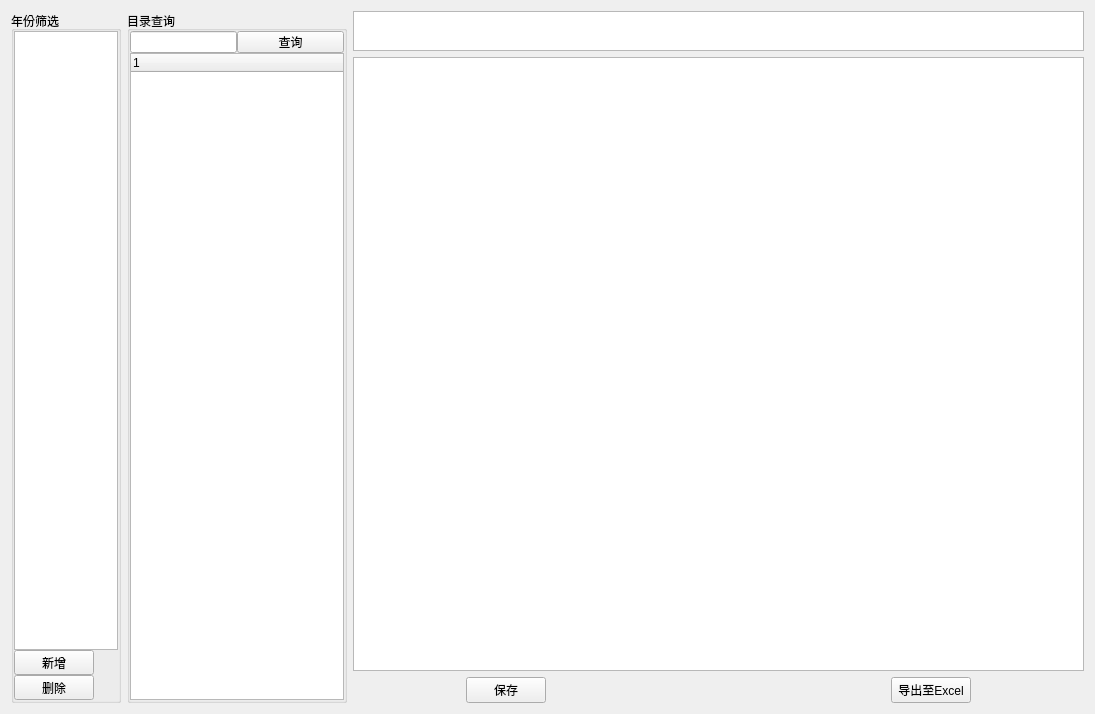
This is widgets/orderManage/Widget_AdjustOrder.ui in Belos10/Equip as Qt 5 draws it before an edit. The edited form follows.
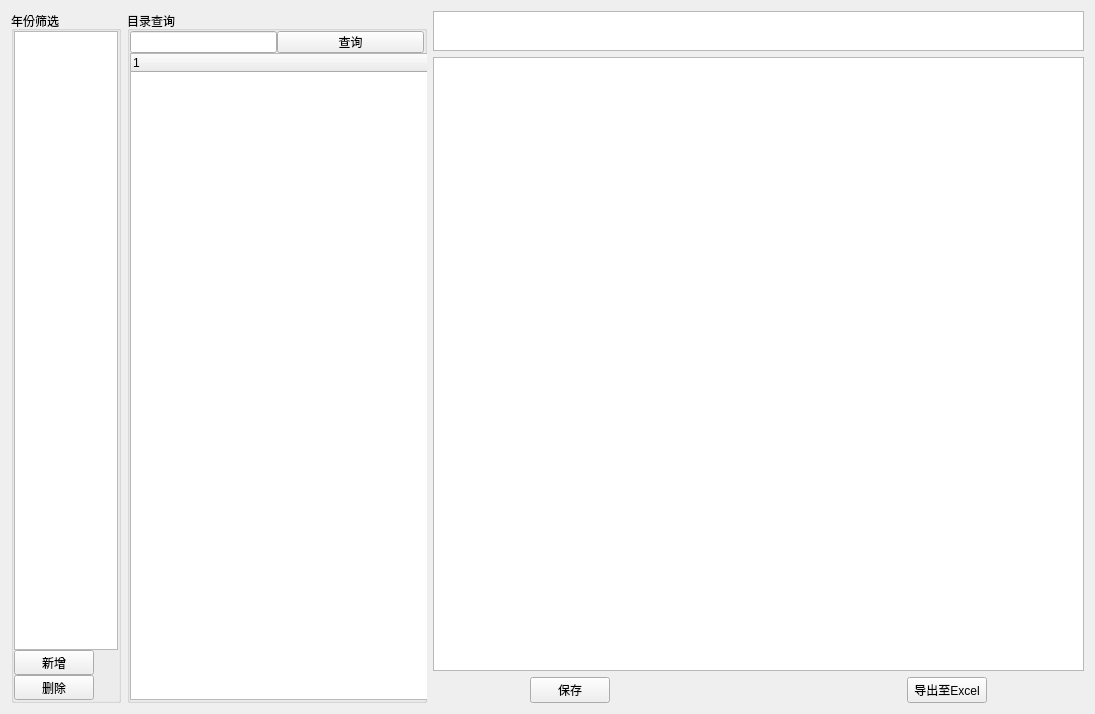
This is the edited form.

```diff
--- a/widgets/orderManage/Widget_AdjustOrder.ui
+++ b/widgets/orderManage/Widget_AdjustOrder.ui
@@ -94,6 +94,12 @@
    </item>
    <item>
     <widget class="QGroupBox" name="groupBox_2">
+     <property name="minimumSize">
+      <size>
+       <width>300</width>
+       <height>0</height>
+      </size>
+     </property>
      <property name="maximumSize">
       <size>
        <width>220</width>
@@ -156,6 +162,12 @@
         </item>
         <item>
          <widget class="QTreeWidget" name="tw_equip">
+          <property name="minimumSize">
+           <size>
+            <width>300</width>
+            <height>0</height>
+           </size>
+          </property>
           <column>
            <property name="text">
             <string/>
@@ -197,8 +209,8 @@
         <string>&lt;!DOCTYPE HTML PUBLIC &quot;-//W3C//DTD HTML 4.0//EN&quot; &quot;http://www.w3.org/TR/REC-html40/strict.dtd&quot;&gt;
 &lt;html&gt;&lt;head&gt;&lt;meta name=&quot;qrichtext&quot; content=&quot;1&quot; /&gt;&lt;style type=&quot;text/css&quot;&gt;
 p, li { white-space: pre-wrap; }
-&lt;/style&gt;&lt;/head&gt;&lt;body style=&quot; font-family:'SimSun'; font-size:9pt; font-weight:400; font-style:normal;&quot;&gt;
-&lt;p align=&quot;center&quot; style=&quot;-qt-paragraph-type:empty; margin-top:0px; margin-bottom:0px; margin-left:0px; margin-right:0px; -qt-block-indent:0; text-indent:0px;&quot;&gt;&lt;br /&gt;&lt;/p&gt;&lt;/body&gt;&lt;/html&gt;</string>
+&lt;/style&gt;&lt;/head&gt;&lt;body style=&quot; font-family:'SimSun'; font-size:9.07563pt; font-weight:400; font-style:normal;&quot;&gt;
+&lt;p align=&quot;center&quot; style=&quot;-qt-paragraph-type:empty; margin-top:0px; margin-bottom:0px; margin-left:0px; margin-right:0px; -qt-block-indent:0; text-indent:0px; font-size:9pt;&quot;&gt;&lt;br /&gt;&lt;/p&gt;&lt;/body&gt;&lt;/html&gt;</string>
        </property>
       </widget>
      </item>
```
